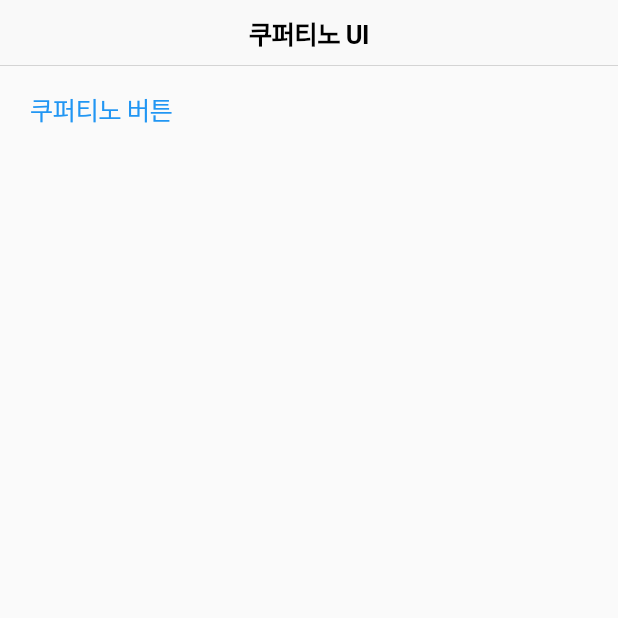
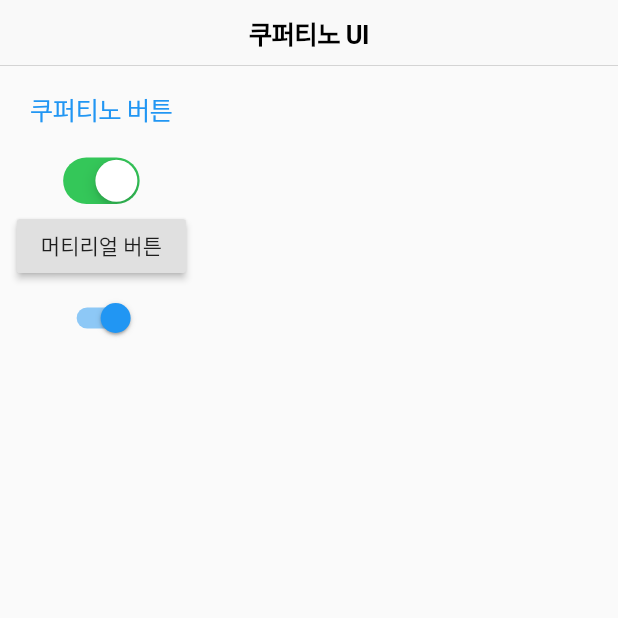
Before and after one commit to freedomchurl/flutter-study, a Flutter app: the screen it shows after launch, on a phone screen of 412 x 824 dp, the top half of it. Run offline on Flutter 3.47's test engine with Material 2 defaults, Android fonts, the light colour scheme and no system bars.

Commit message:
쿠퍼티노/머터리얼 동시 사용 예제

```diff
--- a/flutter_basic/lib/cupertino_page.dart
+++ b/flutter_basic/lib/cupertino_page.dart
@@ -7,6 +7,7 @@ class CupertinoPage extends StatefulWidget {
 }
 
 class _CupertinoPageState extends State<CupertinoPage> {
+  bool _switch = true;
   @override
   Widget build(BuildContext context) {
     return Scaffold(
@@ -19,6 +20,28 @@ class _CupertinoPageState extends State<CupertinoPage> {
               child: Text('쿠퍼티노 버튼'),
               onPressed: () => print('onPressed')
           ),
+          CupertinoSwitch(
+            value: _switch,
+            onChanged: (bool isTrue) {
+              setState(() {
+                print('onChanged : ' + '$isTrue');
+                _switch = isTrue;
+              });
+            },
+          ),
+          RaisedButton(
+              child: Text('머티리얼 버튼'),
+              onPressed: () => print('onPressed Material')
+          ),
+          Switch(
+            value: _switch,
+            onChanged: (bool isTrue) {
+              setState(() {
+                print('onChanged : ' + '$isTrue');
+                _switch = isTrue;
+              });
+            },
+          )
         ],
       )
     );
```
